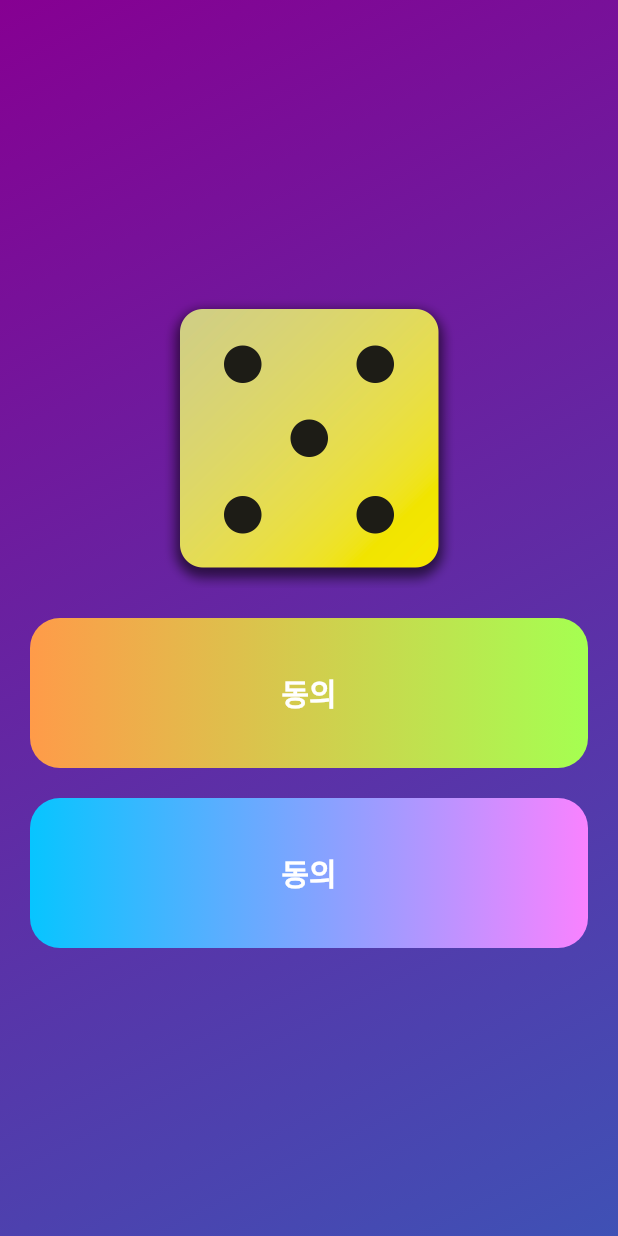
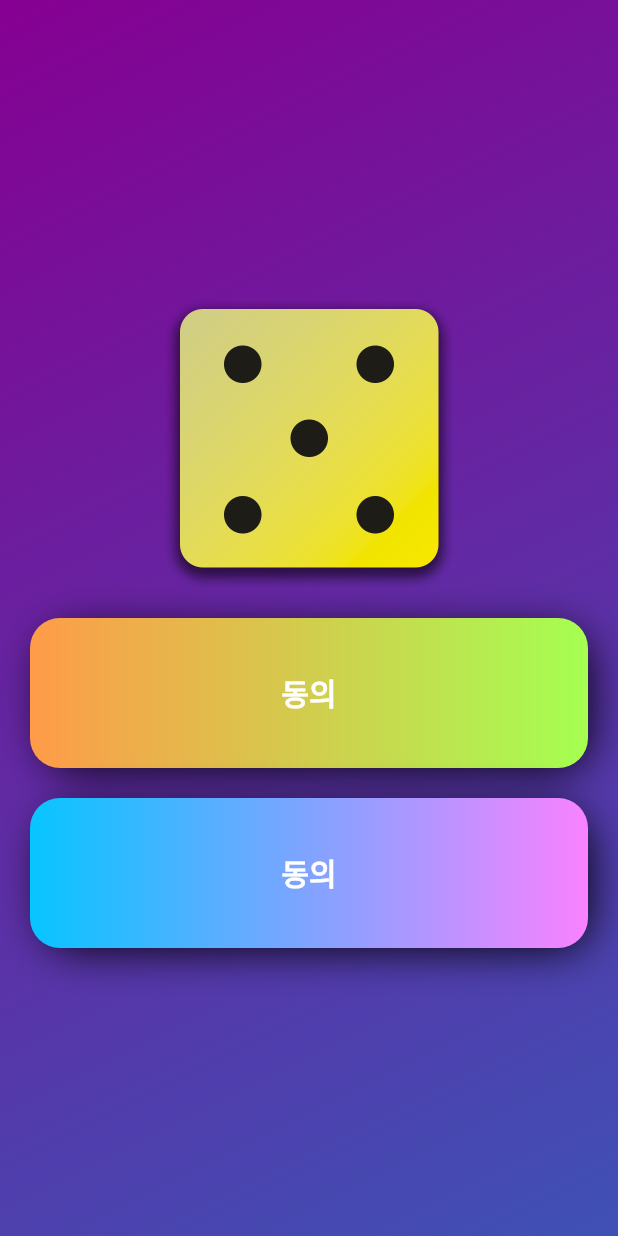
Before and after one commit to hammsik/study-flutter, a Flutter app: the screen it shows after launch, on a phone screen of 412 x 824 dp. Run offline on Flutter 3.47's test engine with Material 2 defaults, Android fonts, the phone set to English and light mode, and no system bars.

Commit message:
그림자 추가

```diff
--- a/lib/styled_button.dart
+++ b/lib/styled_button.dart
@@ -26,14 +26,19 @@ class SikStyledButton extends StatelessWidget {
   Widget build(BuildContext context) {
     final borderRadius = this.borderRadius ?? BorderRadius.circular(0); // 수정필요
     return Container(
+      width: width,
+      height: height,
       margin: const EdgeInsets.only(top: 20, left: 20, right: 20),
       decoration: BoxDecoration(
           gradient: gradient,
           borderRadius: borderRadius,
-      ),
-      child: SizedBox(
-        width: width,
-        height: height,
+          boxShadow: const [
+            BoxShadow(
+              offset: Offset(5, 5),
+              spreadRadius: -5,
+              blurRadius: 25,
+            )
+          ]),
       child: ElevatedButton(
         style: ElevatedButton.styleFrom(
           shape: RoundedRectangleBorder(borderRadius: borderRadius),
@@ -43,7 +48,6 @@ class SikStyledButton extends StatelessWidget {
         onPressed: onPressed,
         child: text,
       ),
-      ),
     );
   }
 }
```
Lines whose indentation alone changed are shown as unchanged.
